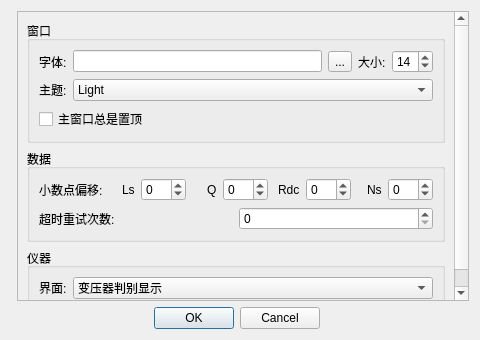
The window that src/template/MoreSettings.ui (yooxii/IQC) describes before a commit, drawn with Qt 5.
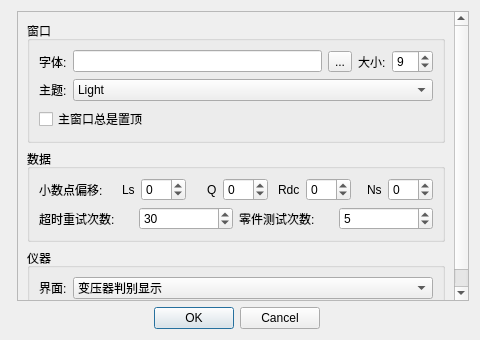
The same window after the commit.

Diff of the .ui file:
```diff
--- a/src/template/MoreSettings.ui
+++ b/src/template/MoreSettings.ui
@@ -155,7 +155,7 @@
                  <number>50</number>
                 </property>
                 <property name="value">
-                 <number>14</number>
+                 <number>9</number>
                 </property>
                </widget>
               </item>
@@ -320,6 +320,26 @@
                     <horstretch>0</horstretch>
                     <verstretch>0</verstretch>
                    </sizepolicy>
+                  </property>
+                  <property name="value">
+                   <number>30</number>
+                  </property>
+                 </widget>
+                </item>
+                <item>
+                 <widget class="QLabel" name="label_11">
+                  <property name="text">
+                   <string>零件测试次数:</string>
+                  </property>
+                 </widget>
+                </item>
+                <item>
+                 <widget class="QSpinBox" name="spin_comptest">
+                  <property name="minimum">
+                   <number>1</number>
+                  </property>
+                  <property name="value">
+                   <number>5</number>
                   </property>
                  </widget>
                 </item>
```
